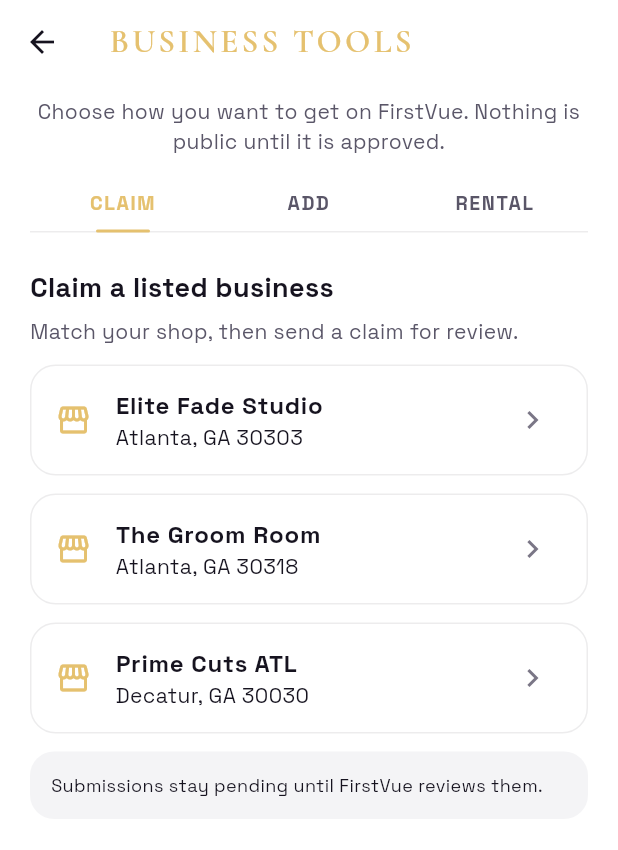
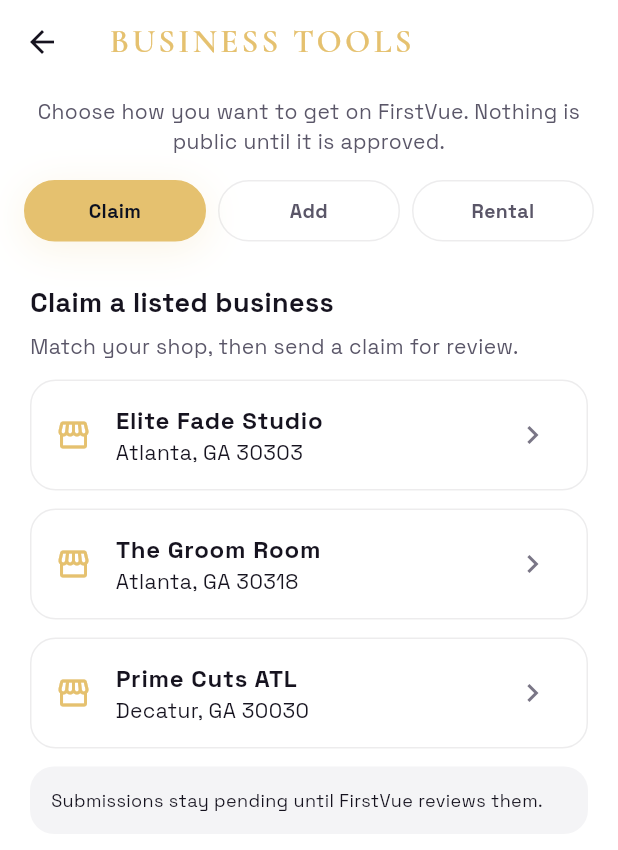
Before and after one commit to hkendale16-create/Firstvue, a Flutter app: the BusinessOwnerStartScreen screen opened directly, on a phone screen of 412 x 824 dp. Shown: the top 850 px of the screen. Run offline on Flutter 3.47's test engine with Material 3 defaults, Android fonts, the phone set to English and light mode, and no system bars; our stand-ins replace app_links, audioplayers, flutter_local_notifications, flutter_map, geolocator, image_picker and 8 more; missing offline and left inert: cryptography, dart:html, dart:js_interop, flutter_webrtc, mapbox_maps_flutter; accounts and stored records are empty; network calls fail; project files that could hold a hidden picture were left out.

Commit message:
Use gold Claim / Add / Rental pills on Business Tools.
Match the Home Tonight/Weekend tab chips so the three workflows read as tabs instead of a squeezed card that wraps one letter per line on iPhone Safari.

Co-authored-by: hkendale16-create <hkendale16-create@users.noreply.github.com>

```diff
--- a/lib/screens/business_owner_start_screen.dart
+++ b/lib/screens/business_owner_start_screen.dart
@@ -20,7 +20,7 @@ import 'rentals_screen.dart';
 class BusinessOwnerStartScreen extends StatefulWidget {
   const BusinessOwnerStartScreen({super.key});
 
-  static const tabLabels = ['CLAIM', 'ADD', 'RENTAL'];
+  static const tabLabels = ['Claim', 'Add', 'Rental'];
 
   @override
   State<BusinessOwnerStartScreen> createState() =>
@@ -121,53 +121,50 @@ class _BusinessToolsTabBar extends StatelessWidget {
   Widget build(BuildContext context) {
     final fv = context.fv;
     return Padding(
-      padding: const EdgeInsets.fromLTRB(20, 0, 20, 8),
-      child: DecoratedBox(
-        decoration: BoxDecoration(
-          border: Border(bottom: BorderSide(color: fv.borderSubtle)),
-        ),
+      padding: const EdgeInsets.fromLTRB(16, 4, 16, 12),
       child: Row(
         children: [
-            for (var i = 0; i < BusinessOwnerStartScreen.tabLabels.length; i++)
+          for (var i = 0; i < BusinessOwnerStartScreen.tabLabels.length; i++) ...[
+            if (i > 0) const SizedBox(width: 8),
             Expanded(
-                child: InkWell(
+              child: GestureDetector(
                 onTap: () => onSelected(i),
-                  child: Padding(
-                    padding: const EdgeInsets.only(top: 10),
-                    child: Column(
-                      mainAxisSize: MainAxisSize.min,
-                      children: [
-                        Text(
+                child: AnimatedContainer(
+                  duration: const Duration(milliseconds: 180),
+                  alignment: Alignment.center,
+                  padding: const EdgeInsets.symmetric(vertical: 10),
+                  decoration: BoxDecoration(
+                    color: i == selectedIndex
+                        ? FirstVueColors.gold
+                        : Colors.transparent,
+                    borderRadius: BorderRadius.circular(24),
+                    border: Border.all(
+                      color: i == selectedIndex
+                          ? FirstVueColors.gold
+                          : fv.borderSubtle,
+                    ),
+                    boxShadow: i == selectedIndex
+                        ? FirstVueColors.goldGlow(intensity: 0.45)
+                        : const [],
+                  ),
+                  child: Text(
                     BusinessOwnerStartScreen.tabLabels[i],
                     maxLines: 1,
                     overflow: TextOverflow.ellipsis,
                     textAlign: TextAlign.center,
                     style: TextStyle(
-                            color: selectedIndex == i
-                                ? FirstVueColors.gold
+                      color: i == selectedIndex
+                          ? FirstVueColors.onGold
                           : fv.secondaryText,
                       fontWeight: FontWeight.w700,
                       fontSize: 13,
-                            letterSpacing: 1.1,
                     ),
-                        ),
-                        const SizedBox(height: 8),
-                        AnimatedContainer(
-                          duration: const Duration(milliseconds: 160),
-                          height: 2,
-                          width: selectedIndex == i ? 36 : 0,
-                          decoration: BoxDecoration(
-                            color: FirstVueColors.gold,
-                            borderRadius: BorderRadius.circular(2),
-                          ),
-                        ),
-                      ],
                   ),
                 ),
               ),
             ),
           ],
-        ),
+        ],
       ),
     );
   }
```
Also changed, not shown: 2 other files. Lines whose indentation alone changed are shown as unchanged.
